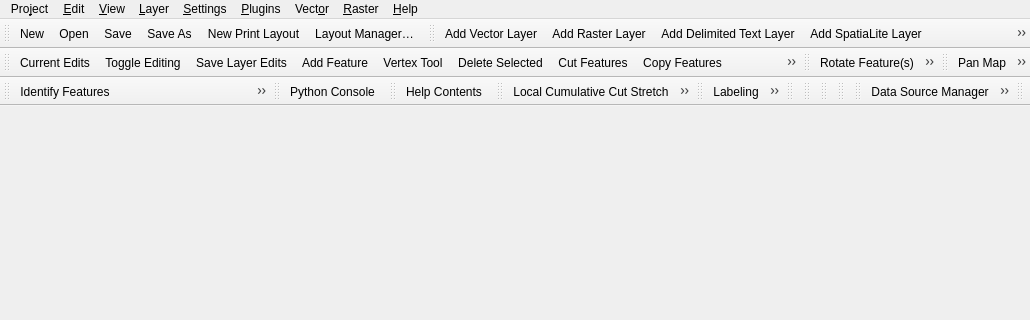
This is src/ui/qgisapp.ui in qgis/QGIS as Qt 5 draws it before an edit; both pictures show x 0 to 1030 and y 0 to 320 of the 1030 by 506 pixel window. The edited form follows.
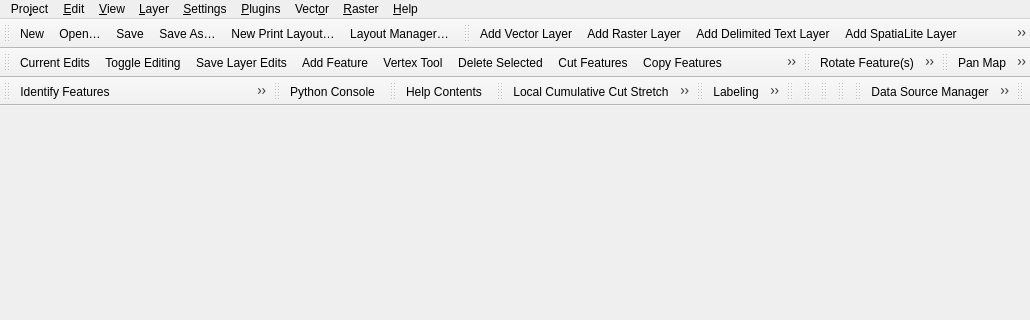
This is the edited form. Icons and pictures are not drawn.

Commit message:
[needs-docs] Reorganize project menu
- Consistency in action names
- Move import/export actions to a submenu
- Group similar actions together

The edit to the form file:
```diff
--- a/src/ui/qgisapp.ui
+++ b/src/ui/qgisapp.ui
@@ -692,7 +692,7 @@
      <normaloff>:/images/themes/default/mActionFileOpen.svg</normaloff>:/images/themes/default/mActionFileOpen.svg</iconset>
    </property>
    <property name="text">
-    <string>&amp;Open...</string>
+    <string>&amp;Open…</string>
    </property>
    <property name="shortcut">
     <string>Ctrl+O</string>
@@ -716,7 +716,7 @@
      <normaloff>:/images/themes/default/mActionFileSaveAs.svg</normaloff>:/images/themes/default/mActionFileSaveAs.svg</iconset>
    </property>
    <property name="text">
-    <string>Save &amp;As...</string>
+    <string>Save &amp;As…</string>
    </property>
    <property name="shortcut">
     <string>Ctrl+Shift+S</string>
@@ -2969,7 +2969,7 @@
      <normaloff>:/images/themes/default/mActionNewLayout.svg</normaloff>:/images/themes/default/mActionNewLayout.svg</iconset>
    </property>
    <property name="text">
-    <string>New &amp;Print Layout</string>
+    <string>New &amp;Print Layout…</string>
    </property>
    <property name="toolTip">
     <string>New Print Layout</string>
```
Left out of the diff: 42 changed lines with no effect on the pictures.
